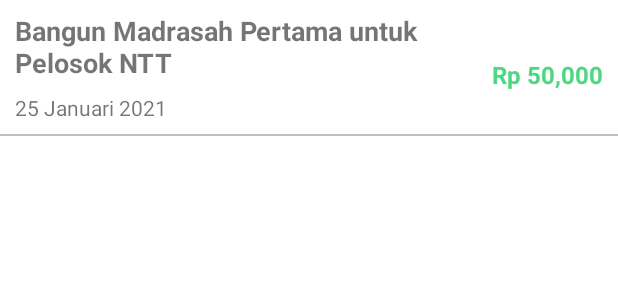
After one commit to tamizna/YukBisaYuk, an Android app: the layout item_history.xml on its own in the app's theme, with its tools: preview values and no code run, on a phone screen of 412 x 824 dp. The commit adds this screen. Shown: the top 300 px of the screen. Run offline under Robolectric (Android 15) with nearby library versions, the phone set to English and light mode, and no system bars.

Commit message:
history donation

```diff
--- a/app/src/main/AndroidManifest.xml
+++ b/app/src/main/AndroidManifest.xml
@@ -12,7 +12,10 @@
         android:roundIcon="@mipmap/ic_fist_round"
         android:supportsRtl="true"
         android:theme="@style/Theme.YukBisaYuk">
-        <activity android:name=".successDonation.SuccessDonationActivity"></activity>
+        <activity
+            android:name=".historyDonation.HistoryActivity"
+            android:parentActivityName=".home.HomeActivity"/>
+        <activity android:name=".successDonation.SuccessDonationActivity" />
         <activity android:name=".SplashActivity" />
         <activity android:name=".LoginActivity" />
         <activity
--- a/app/src/main/java/com/tamizna/yukbisayuk/roomDb/DatabaseHelper.kt
+++ b/app/src/main/java/com/tamizna/yukbisayuk/roomDb/DatabaseHelper.kt
@@ -5,4 +5,5 @@ import com.tamizna.yukbisayuk.models.DonationTransaction
 interface DatabaseHelper {
 
     suspend fun insertData(data : DonationTransaction)
+    suspend fun getAllData() : List<DonationTransaction>
 }
--- a/app/src/main/java/com/tamizna/yukbisayuk/roomDb/DatabaseHelperImp.kt
+++ b/app/src/main/java/com/tamizna/yukbisayuk/roomDb/DatabaseHelperImp.kt
@@ -6,4 +6,8 @@ class DatabaseHelperImp(private val appDatabase: AppDatabase) : DatabaseHelper {
     override suspend fun insertData(data: DonationTransaction) {
         appDatabase.transactionDao().saveTransaction(data)
     }
+
+    override suspend fun getAllData() : List<DonationTransaction> {
+        return appDatabase.transactionDao().getAllTransaction()
+    }
 }
--- /dev/null
+++ b/app/src/main/res/layout/item_history.xml
@@ -0,0 +1,54 @@
+<?xml version="1.0" encoding="utf-8"?>
+<androidx.constraintlayout.widget.ConstraintLayout xmlns:android="http://schemas.android.com/apk/res/android"
+    xmlns:app="http://schemas.android.com/apk/res-auto"
+    xmlns:tools="http://schemas.android.com/tools"
+    android:layout_width="match_parent"
+    android:layout_height="wrap_content"
+    android:paddingVertical="8dp">
+
+    <TextView
+        android:id="@+id/txtTitleDonation"
+        android:layout_width="match_parent"
+        android:layout_height="wrap_content"
+        android:layout_marginStart="10dp"
+        android:layout_marginEnd="90dp"
+        android:textSize="18sp"
+        android:textStyle="bold"
+        app:layout_constraintEnd_toEndOf="parent"
+        app:layout_constraintStart_toStartOf="parent"
+        app:layout_constraintTop_toTopOf="parent"
+        tools:text="@string/dummy_title_donation" />
+
+    <TextView
+        android:id="@+id/txtDate"
+        android:layout_width="wrap_content"
+        android:layout_height="wrap_content"
+        android:layout_marginHorizontal="10dp"
+        android:layout_marginTop="8dp"
+        android:textSize="14sp"
+        app:layout_constraintStart_toStartOf="parent"
+        app:layout_constraintTop_toBottomOf="@id/txtTitleDonation"
+        tools:text="@string/dummy_date" />
+
+    <TextView
+        android:id="@+id/txtNominal"
+        android:layout_width="wrap_content"
+        android:layout_height="wrap_content"
+        android:layout_marginEnd="10dp"
+        android:textColor="@color/green"
+        android:textSize="16sp"
+        android:textStyle="bold"
+        app:layout_constraintBottom_toBottomOf="parent"
+        app:layout_constraintEnd_toEndOf="parent"
+        app:layout_constraintTop_toTopOf="parent"
+        tools:text="@string/dummy_nominal" />
+
+    <View
+        android:layout_width="match_parent"
+        android:layout_height="1dp"
+        android:layout_marginTop="8dp"
+        android:background="@color/grey_2"
+        app:layout_constraintBottom_toBottomOf="parent"
+        app:layout_constraintTop_toBottomOf="@id/txtDate" />
+
+</androidx.constraintlayout.widget.ConstraintLayout>
--- a/app/src/main/res/values/colors.xml
+++ b/app/src/main/res/values/colors.xml
@@ -12,5 +12,7 @@
     <color name="teal_400">#72e7ff</color>
     <color name="dark_blue_400">#0085c1</color>
     <color name="grey">#f7f7f7</color>
+    <color name="grey_2">#40000000</color>
+    <color name="green">#4CD880</color>
 
 </resources>
--- a/app/src/main/res/values/strings.xml
+++ b/app/src/main/res/values/strings.xml
@@ -21,4 +21,6 @@
     <string name="donasi_berhasil">Donasi Berhasil</string>
     <string name="ke_beranda">Ke Home</string>
     <string name="lihat_riwayat_transaksi">Lihat History</string>
+    <string name="dummy_date">25 Januari 2021</string>
+    <string name="dummy_nominal">Rp 50,000</string>
 </resources>
```
Also changed, not shown: app/src/main/java/com/tamizna/yukbisayuk/historyDonation/HistoryActivity.kt (added, +55 -0 lines), app/src/main/java/com/tamizna/yukbisayuk/historyDonation/HistoryAdapter.kt (added, +31 -0 lines), app/src/main/java/com/tamizna/yukbisayuk/historyDonation/HistoryViewHolder.kt (added, +16 -0 lines), app/src/main/java/com/tamizna/yukbisayuk/historyDonation/HistoryViewModel.kt (added, +38 -0 lines), app/src/main/java/com/tamizna/yukbisayuk/home/HomeActivity.kt (+20 -0 lines), app/src/main/java/com/tamizna/yukbisayuk/successDonation/SuccessDonationActivity.kt (+16 -0 lines), app/src/main/res/layout/activity_history.xml (added, +13 -0 lines).
